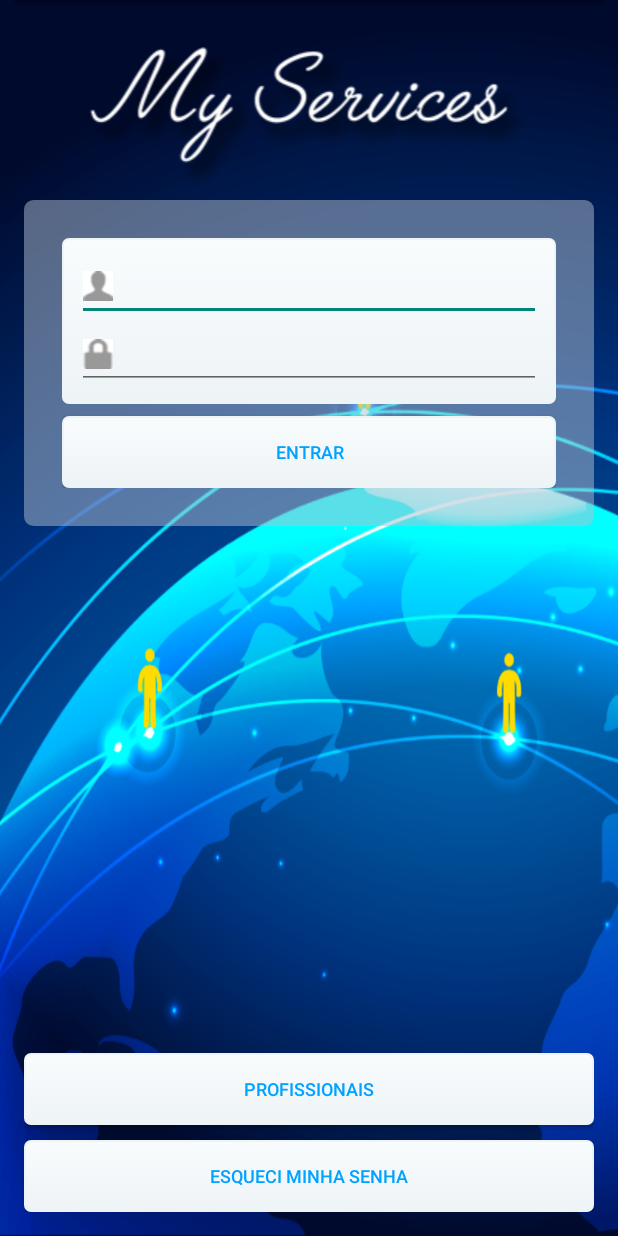
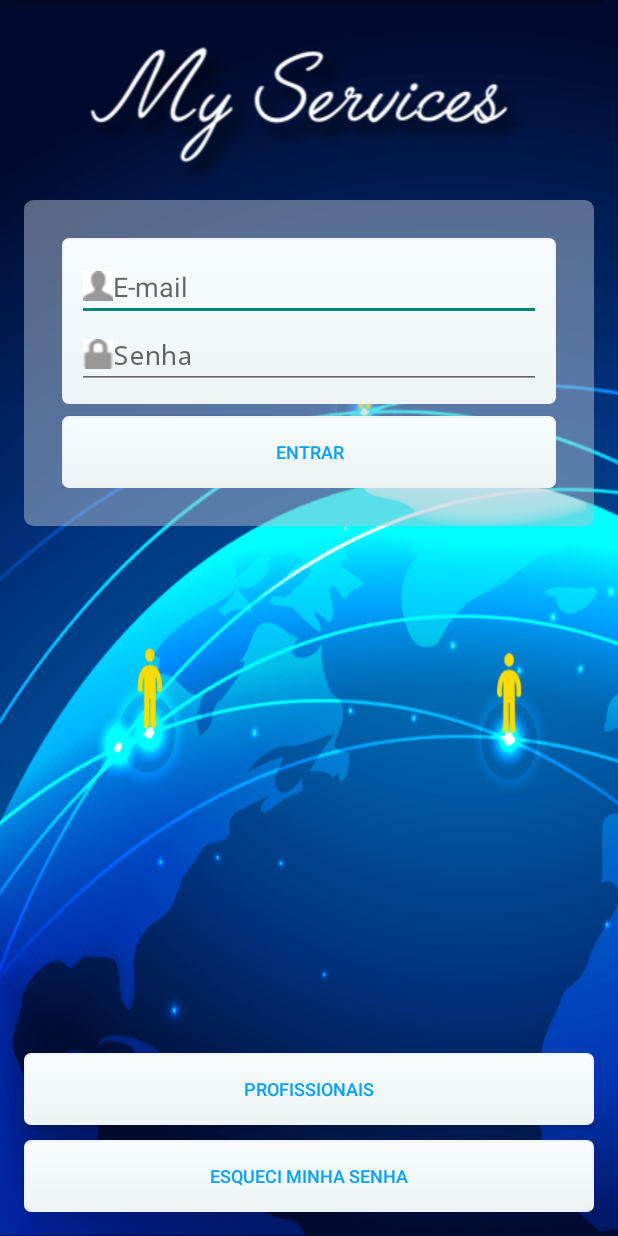
Before and after one commit to saviorgp/myservice, an Android app: the LoginActivity screen opened directly, with no data from a screen before it, after a tap on "ENTRAR", on a phone screen of 412 x 824 dp. Run offline under Robolectric (Android 15) with nearby library versions, the phone set to English and light mode, and no system bars; network calls fail.

Commit message:
Cont. impl. login and user creation flows.

```diff
--- a/MyService/app/src/main/AndroidManifest.xml
+++ b/MyService/app/src/main/AndroidManifest.xml
@@ -8,6 +8,7 @@
     <uses-permission android:name="android.permission.GET_ACCOUNTS" />
     <uses-permission android:name="android.permission.READ_PROFILE" />
     <uses-permission android:name="android.permission.READ_CONTACTS" />
+    <uses-permission android:name="android.permission.INTERNET" />
 
     <application
         android:allowBackup="true"
--- a/MyService/app/src/main/java/com/myservice/model/component/WebServiceWrapper.java
+++ b/MyService/app/src/main/java/com/myservice/model/component/WebServiceWrapper.java
@@ -1,4 +1,6 @@
 package com.myservice.model.component;
+
+import com.myservice.exceptions.LoginException;
 
 import org.apache.http.HttpResponse;
 import org.apache.http.client.HttpClient;
@@ -85,7 +87,7 @@ public class WebServiceWrapper {
     }
 
 
-    public static void doAuthenticate(UserVO user) throws Throwable {
+    public static void doAuthenticate(UserVO user) throws Exception {
         try {
             HttpClient client = new DefaultHttpClient();
             HttpResponse response;
@@ -119,7 +121,7 @@ public class WebServiceWrapper {
 
             if(response.getStatusLine().getStatusCode() == LOGIN_FAILED_HTTP_CODE){
                 json = new JSONObject(output.toString());
-                throw new Exception(json.getString(ERROR_REASON_DESC));
+                throw new LoginException(json.getString(ERROR_REASON_DESC));
             }
 
         } catch(Throwable t) {
--- a/MyService/app/src/main/java/com/myservice/view/activity/AddUserActivity.java
+++ b/MyService/app/src/main/java/com/myservice/view/activity/AddUserActivity.java
@@ -94,7 +94,7 @@ public class AddUserActivity extends AppCompatActivity {
                             }
                         }
                     }
-                };
+                }.execute();
             }
         });
 
--- a/MyService/app/src/main/java/com/myservice/view/activity/LoginActivity.java
+++ b/MyService/app/src/main/java/com/myservice/view/activity/LoginActivity.java
@@ -83,7 +83,7 @@ public class LoginActivity extends Activity{
                             Toast.makeText(LoginActivity.this,mErroMsg,Toast.LENGTH_LONG).show();
                         }
                     }
-                };
+                }.execute();
             }
         });
     }
--- a/MyService/app/src/main/res/layout/activity_login.xml
+++ b/MyService/app/src/main/res/layout/activity_login.xml
@@ -36,12 +36,14 @@
                 android:id="@+id/edt_username"
                 android:drawableLeft="@drawable/ic_user"
                 android:inputType="text"
+                android:hint="@string/email"
                 android:layout_width="match_parent"
                 android:layout_height="wrap_content" />
 
             <EditText
                 android:drawableLeft="@drawable/ic_passwd"
                 android:id="@+id/edt_password"
+                android:hint="@string/password"
                 android:inputType="textPassword"
                 android:layout_width="match_parent"
                 android:layout_height="wrap_content" />
```
